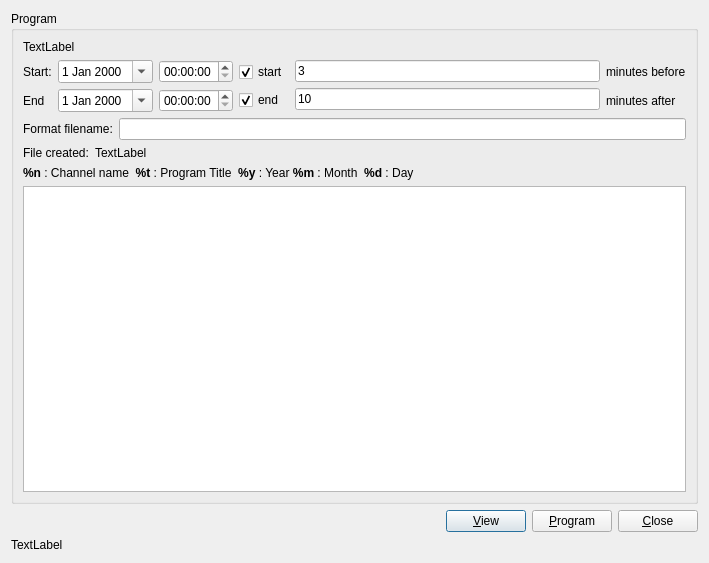
Above: ui/program.ui from jlbrd/qmagneto before the change. Below: the same form after it.
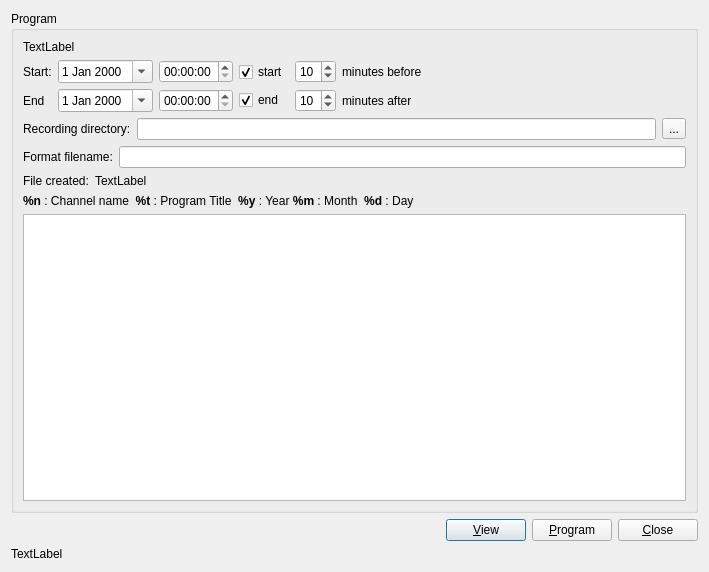
That is the form after the change.

Patch:
```diff
--- a/ui/program.ui
+++ b/ui/program.ui
@@ -1,12 +1,12 @@
 <ui version="4.0" >
  <class>Program</class>
- <widget class="QDialog" name="Program" >
-  <property name="geometry" >
+ <widget class="QDialog" name="Program">
+  <property name="geometry">
    <rect>
     <x>0</x>
     <y>0</y>
     <width>709</width>
-    <height>563</height>
+    <height>572</height>
    </rect>
   </property>
   <property name="windowTitle" >
@@ -119,60 +119,88 @@
            </layout>
           </item>
           <item>
-           <layout class="QVBoxLayout" >
+           <layout class="QVBoxLayout" name="verticalLayout">
             <item>
-             <widget class="QLineEdit" name="before" >
-              <property name="enabled" >
-               <bool>true</bool>
+             <widget class="QSpinBox" name="before">
+              <property name="value">
+               <number>10</number>
               </property>
-              <property name="text" >
-               <string>3</string>
-              </property>
              </widget>
             </item>
             <item>
-             <widget class="QLineEdit" name="add" >
-              <property name="enabled" >
-               <bool>true</bool>
+             <widget class="QSpinBox" name="after">
+              <property name="value">
+               <number>10</number>
               </property>
-              <property name="text" >
-               <string>10</string>
-              </property>
              </widget>
             </item>
            </layout>
           </item>
           <item>
-           <layout class="QVBoxLayout" >
+           <layout class="QVBoxLayout">
             <item>
-             <widget class="QLabel" name="label_5" >
-              <property name="text" >
+             <widget class="QLabel" name="label_5">
+              <property name="text">
                <string>minutes before</string>
               </property>
              </widget>
             </item>
             <item>
-             <widget class="QLabel" name="label_4" >
-              <property name="text" >
+             <widget class="QLabel" name="label_4">
+              <property name="text">
                <string>minutes after</string>
               </property>
              </widget>
             </item>
            </layout>
           </item>
+          <item>
+           <spacer name="horizontalSpacer">
+            <property name="orientation">
+             <enum>Qt::Horizontal</enum>
+            </property>
+            <property name="sizeHint" stdset="0">
+             <size>
+              <width>40</width>
+              <height>20</height>
+             </size>
+            </property>
+           </spacer>
+          </item>
          </layout>
         </item>
         <item>
-         <layout class="QHBoxLayout" >
+         <layout class="QGridLayout" name="gridLayout_6">
+          <item row="0" column="0">
+           <widget class="QLabel" name="label_8">
+            <property name="text">
+             <string>Recording directory:</string>
+            </property>
+           </widget>
+          </item>
+          <item row="0" column="1">
+           <widget class="QLineEdit" name="directory"/>
+          </item>
+          <item row="0" column="2">
+           <widget class="QToolButton" name="directoryButton">
+            <property name="text">
+             <string>...</string>
+            </property>
+           </widget>
+          </item>
+         </layout>
+        </item>
+        <item>
+         <layout class="QHBoxLayout">
           <item>
-           <widget class="QLabel" name="label" >
-            <property name="text" >
+           <widget class="QLabel" name="label">
+            <property name="text">
              <string>Format filename:</string>
             </property>
            </widget>
           </item>
           <item>
-           <widget class="QLineEdit" name="filename" />
+           <widget class="QLineEdit" name="filename"/>
           </item>
          </layout>
         </item>
@@ -226,8 +254,8 @@
      </layout>
     </widget>
    </item>
-   <item row="1" column="0" >
-    <layout class="QHBoxLayout" >
+   <item row="1" column="0">
+    <layout class="QHBoxLayout">
      <item>
       <spacer>
        <property name="orientation" >
@@ -242,22 +270,22 @@
       </spacer>
      </item>
      <item>
-      <widget class="QPushButton" name="viewButton" >
-       <property name="text" >
+      <widget class="QPushButton" name="viewButton">
+       <property name="text">
         <string>&amp;View</string>
        </property>
       </widget>
      </item>
      <item>
-      <widget class="QPushButton" name="addButton" >
-       <property name="text" >
+      <widget class="QPushButton" name="addButton">
+       <property name="text">
         <string>&amp;Program</string>
        </property>
       </widget>
      </item>
      <item>
-      <widget class="QPushButton" name="close" >
-       <property name="text" >
+      <widget class="QPushButton" name="close">
+       <property name="text">
         <string>&amp;Close</string>
        </property>
       </widget>
```
Left out of the diff: 129 changed lines with no effect on the pictures.
